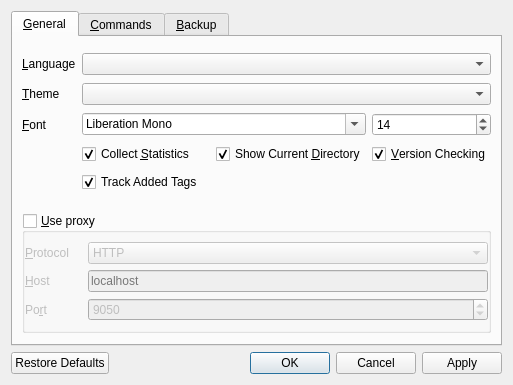
0xb8/WiseTagger, file ui/settings.ui: the form before one commit.
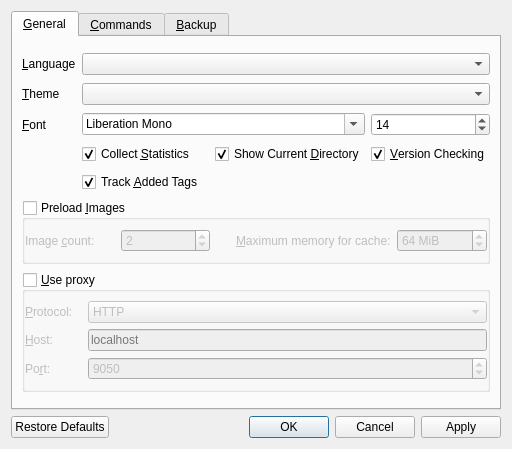
The form after the commit.

Commit message:
Add multi-threaded image prefetching.
Prefetch and resize next and previous images in queue to reduce
percieved image load time.

The edit to the form file:
```diff
--- a/ui/settings.ui
+++ b/ui/settings.ui
@@ -7,7 +7,7 @@
     <x>0</x>
     <y>0</y>
     <width>512</width>
-    <height>371</height>
+    <height>449</height>
    </rect>
   </property>
   <property name="windowTitle">
@@ -174,6 +174,161 @@
          </property>
         </widget>
        </item>
+       <item row="0" column="0">
+        <widget class="QLabel" name="label_lang">
+         <property name="sizePolicy">
+          <sizepolicy hsizetype="Preferred" vsizetype="Preferred">
+           <horstretch>1</horstretch>
+           <verstretch>0</verstretch>
+          </sizepolicy>
+         </property>
+         <property name="text">
+          <string>&amp;Language</string>
+         </property>
+         <property name="buddy">
+          <cstring>appLanguage</cstring>
+         </property>
+        </widget>
+       </item>
+       <item row="2" column="1" colspan="2">
+        <widget class="QFontComboBox" name="fontFamily">
+         <property name="sizePolicy">
+          <sizepolicy hsizetype="Preferred" vsizetype="Fixed">
+           <horstretch>5</horstretch>
+           <verstretch>0</verstretch>
+          </sizepolicy>
+         </property>
+         <property name="toolTip">
+          <string>Tag Input font</string>
+         </property>
+         <property name="currentFont">
+          <font>
+           <family>Consolas</family>
+          </font>
+         </property>
+        </widget>
+       </item>
+       <item row="4" column="1">
+        <widget class="QCheckBox" name="trackAddedTags">
+         <property name="toolTip">
+          <string>Toggle tracking of new tags and displaying new tags notifications</string>
+         </property>
+         <property name="text">
+          <string>Track &amp;Added Tags</string>
+         </property>
+         <property name="checked">
+          <bool>true</bool>
+         </property>
+        </widget>
+       </item>
+       <item row="5" column="0" colspan="4">
+        <widget class="QGroupBox" name="preloadGroup">
+         <property name="toolTip">
+          <string>Toggle preloading of previous and next images in queue</string>
+         </property>
+         <property name="whatsThis">
+          <string>&lt;html&gt;&lt;head/&gt;&lt;body&gt;&lt;p&gt;Preloading of images reduces the time needed to display previous or next file in queue.&lt;/p&gt;&lt;ul style=&quot;margin-top: 0px; margin-bottom: 0px; margin-left: 0px; margin-right: 0px; -qt-list-indent: 1;&quot;&gt;&lt;li style=&quot; margin-top:12px; margin-bottom:0px; margin-left:0px; margin-right:0px; -qt-block-indent:0; text-indent:0px;&quot;&gt;To control the number of images preloaded use &lt;span style=&quot; font-style:italic;&quot;&gt;Image count  &lt;/span&gt;option. If you have an SSD and fast multi-core processor, you can set the number higher. Otherwise, if you have an HDD and slower processor with one or two cores, set this number to 1 or 2.&lt;/p&gt;&lt;/li&gt;&lt;li style=&quot; margin-top:0px; margin-bottom:0px; margin-left:0px; margin-right:0px; -qt-block-indent:0; text-indent:0px;&quot;&gt;&lt;p&gt;To control the maximum amount of memory taken by image cache use &lt;span style=&quot; font-style:italic;&quot;&gt;Maximum memory for cache&lt;/span&gt; option. 256 MiB should be more than enough for most users.&lt;/p&gt;&lt;/li&gt;&lt;/ul&gt;&lt;/body&gt;&lt;/html&gt;
+</string>
+         </property>
+         <property name="title">
+          <string>Preload &amp;Images</string>
+         </property>
+         <property name="flat">
+          <bool>true</bool>
+         </property>
+         <property name="checkable">
+          <bool>true</bool>
+         </property>
+         <property name="checked">
+          <bool>false</bool>
+         </property>
+         <layout class="QHBoxLayout" name="horizontalLayout_5">
+          <property name="leftMargin">
+           <number>0</number>
+          </property>
+          <property name="rightMargin">
+           <number>0</number>
+          </property>
+          <item>
+           <widget class="QLabel" name="label_count">
+            <property name="toolTip">
+             <string>Count of images behind and ahead of current image to preload</string>
+            </property>
+            <property name="text">
+             <string>Image &amp;count:</string>
+            </property>
+            <property name="buddy">
+             <cstring>preloadCount</cstring>
+            </property>
+           </widget>
+          </item>
+          <item>
+           <widget class="QSpinBox" name="preloadCount">
+            <property name="toolTip">
+             <string>Count of images behind and ahead of current image to preload</string>
+            </property>
+            <property name="minimum">
+             <number>1</number>
+            </property>
+            <property name="maximum">
+             <number>16</number>
+            </property>
+            <property name="value">
+             <number>2</number>
+            </property>
+           </widget>
+          </item>
+          <item>
+           <spacer name="horizontalSpacer_5">
+            <property name="orientation">
+             <enum>Qt::Horizontal</enum>
+            </property>
+            <property name="sizeType">
+             <enum>QSizePolicy::Maximum</enum>
+            </property>
+            <property name="sizeHint" stdset="0">
+             <size>
+              <width>20</width>
+              <height>20</height>
+             </size>
+            </property>
+           </spacer>
+          </item>
+          <item>
+           <widget class="QLabel" name="label_mem">
+            <property name="toolTip">
+             <string>Maximum amount of memory used to cache preloaded images</string>
+            </property>
+            <property name="text">
+             <string>&amp;Maximum memory for cache:</string>
+            </property>
+            <property name="buddy">
+             <cstring>cacheMemory</cstring>
+            </property>
+           </widget>
+          </item>
+          <item>
+           <widget class="QSpinBox" name="cacheMemory">
+            <property name="toolTip">
+             <string>Maximum amount of memory used to cache preloaded images</string>
+            </property>
+            <property name="suffix">
+             <string> MiB</string>
+            </property>
+            <property name="minimum">
+             <number>32</number>
+            </property>
+            <property name="maximum">
+             <number>1024</number>
+            </property>
+            <property name="value">
+             <number>64</number>
+            </property>
+           </widget>
+          </item>
+         </layout>
+        </widget>
+       </item>
        <item row="6" column="0" colspan="4">
         <widget class="QGroupBox" name="proxyGroup">
          <property name="font">
@@ -215,7 +370,7 @@
                </sizepolicy>
               </property>
               <property name="text">
-               <string>&amp;Protocol</string>
+               <string>&amp;Protocol:</string>
               </property>
               <property name="buddy">
                <cstring>proxyProtocol</cstring>
@@ -264,7 +419,7 @@
                </sizepolicy>
               </property>
               <property name="text">
-               <string>&amp;Host</string>
+               <string>&amp;Host:</string>
               </property>
               <property name="buddy">
                <cstring>proxyHost</cstring>
@@ -300,7 +455,7 @@
                </sizepolicy>
               </property>
               <property name="text">
-               <string>Po&amp;rt</string>
+               <string>Po&amp;rt:</string>
               </property>
               <property name="buddy">
                <cstring>proxyPort</cstring>
@@ -334,69 +489,6 @@
          </layout>
         </widget>
        </item>
-       <item row="0" column="0">
-        <widget class="QLabel" name="label_lang">
-         <property name="sizePolicy">
-          <sizepolicy hsizetype="Preferred" vsizetype="Preferred">
-           <horstretch>1</horstretch>
-           <verstretch>0</verstretch>
-          </sizepolicy>
-         </property>
-         <property name="text">
-          <string>&amp;Language</string>
-         </property>
-         <property name="buddy">
-          <cstring>appLanguage</cstring>
-         </property>
-        </widget>
-       </item>
-       <item row="2" column="1" colspan="2">
-        <widget class="QFontComboBox" name="fontFamily">
-         <property name="sizePolicy">
-          <sizepolicy hsizetype="Preferred" vsizetype="Fixed">
-           <horstretch>5</horstretch>
-           <verstretch>0</verstretch>
-          </sizepolicy>
-         </property>
-         <property name="toolTip">
-          <string>Tag Input font</string>
-         </property>
-         <property name="currentFont">
-          <font>
-           <family>Consolas</family>
-          </font>
-         </property>
-        </widget>
-       </item>
-       <item row="4" column="1">
-        <widget class="QCheckBox" name="trackAddedTags">
-         <property name="toolTip">
-          <string>Toggle tracking of new tags and displaying new tags notifications</string>
-         </property>
-         <property name="text">
-          <string>Track Added Tags</string>
-         </property>
-         <property name="checked">
-          <bool>true</bool>
-         </property>
-        </widget>
-       </item>
-       <item row="5" column="0" colspan="4">
-        <spacer name="verticalSpacer">
-         <property name="orientation">
-          <enum>Qt::Vertical</enum>
-         </property>
-         <property name="sizeType">
-          <enum>QSizePolicy::Fixed</enum>
-         </property>
-         <property name="sizeHint" stdset="0">
-          <size>
-           <width>469</width>
-           <height>13</height>
-          </size>
-         </property>
-        </spacer>
-       </item>
       </layout>
      </widget>
      <widget class="QWidget" name="commands">
```
Left out of the diff: 6 changed lines with no effect on the pictures. The commit also changes 13 other files.
